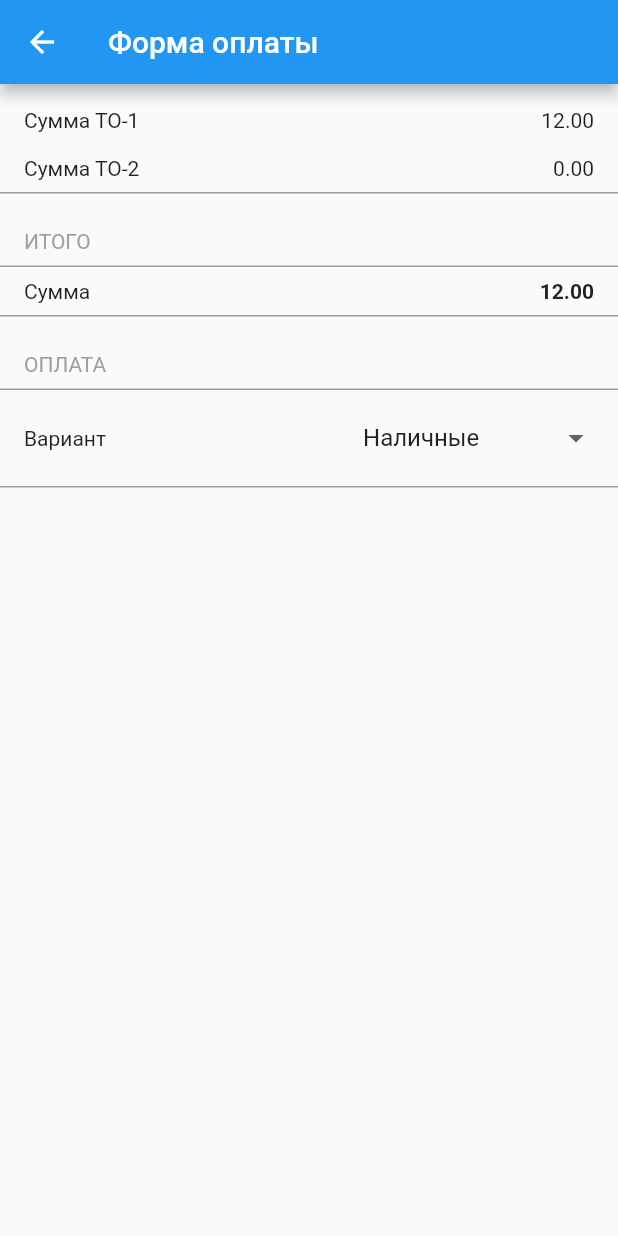
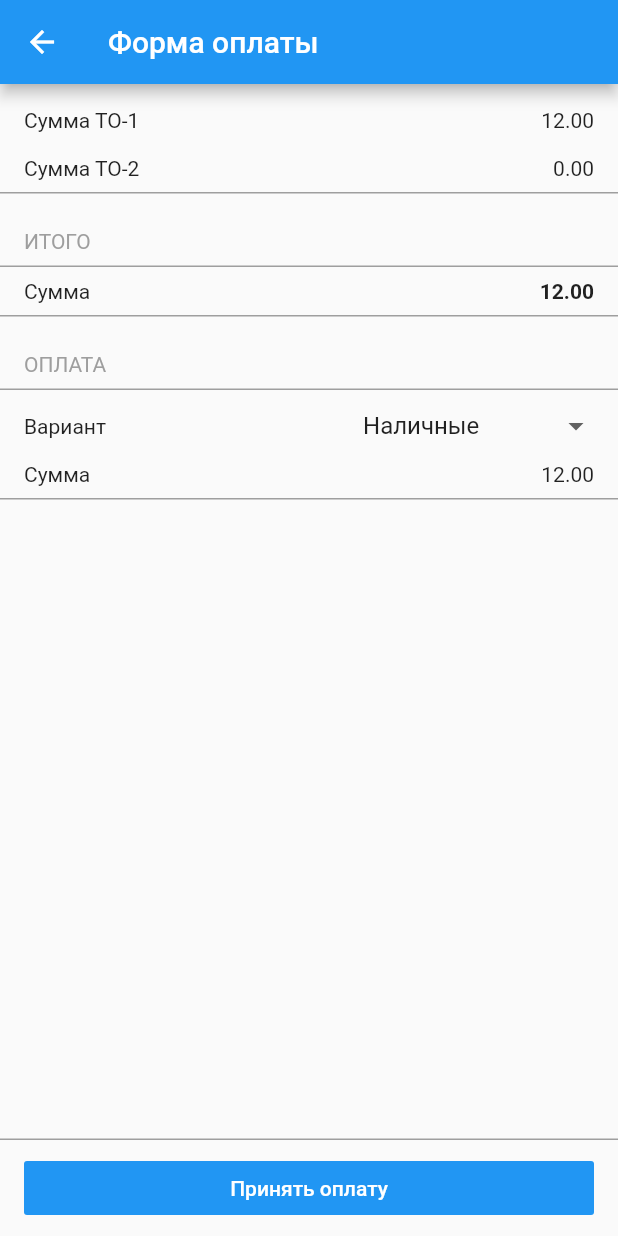
Before and after one commit to VunderkindMedia/service.app, a Flutter app: the PaymentPage screen opened directly, on a phone screen of 412 x 824 dp. Run offline on Flutter 3.47's test engine with Material 2 defaults, Android fonts, the phone set to English and light mode, and no system bars.

Commit message:
+ фикс формы оплаты

```diff
--- a/lib/payment_page/payment_page.dart
+++ b/lib/payment_page/payment_page.dart
@@ -100,7 +100,7 @@ class _PaymentPageState extends State<PaymentPage> {
                     child: Column(
                       children: [
                         Padding(
-                          padding: EdgeInsets.only(left: 16, top: 8, right: 16, bottom: 8),
+                          padding: EdgeInsets.only(left: 16, right: 16),
                           child: Row(
                             mainAxisAlignment: MainAxisAlignment.spaceBetween,
                             children: [
@@ -124,12 +124,43 @@ class _PaymentPageState extends State<PaymentPage> {
                             ],
                           ),
                         ),
+                        Padding(
+                          padding: EdgeInsets.only(left: 16, right: 16, bottom: 8),
+                          child: Row(
+                            mainAxisAlignment: MainAxisAlignment.spaceBetween,
+                            children: [Text('Сумма'), Text('12.00')],
+                          ),
+                        ),
                       ],
                     ),
                   ),
                 ],
               ),
             ),
+            Container(
+              decoration: BoxDecoration(
+                border: Border(
+                  top: BorderSide(width: 1.0, color: Colors.grey),
+                ),
+              ),
+              child: Padding(
+                padding: EdgeInsets.only(left: 16, right: 16, top: 8, bottom: 8),
+                child: Row(
+                  children: [
+                    Expanded(
+                      child: FlatButton(
+                        onPressed: () {
+                          Navigator.pop(context);
+                        },
+                        color: Colors.blue,
+                        textColor: Colors.white,
+                        child: Text('Принять оплату'),
+                      ),
+                    )
+                  ],
+                ),
+              ),
+            )
           ],
         ),
       ),
```
